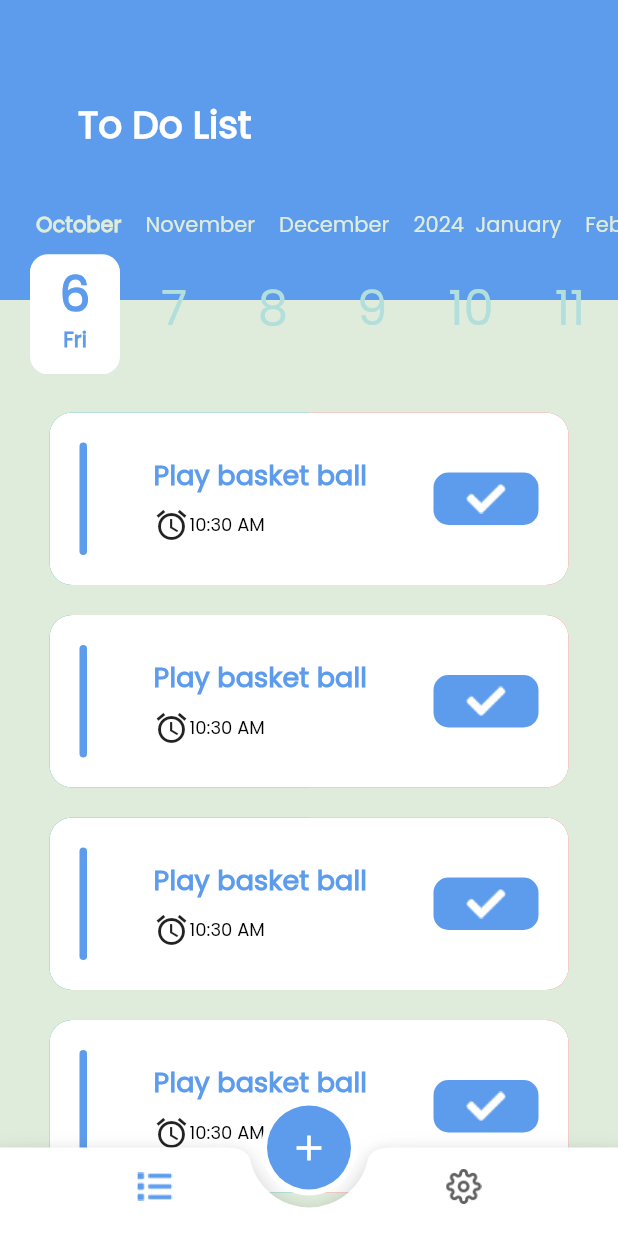
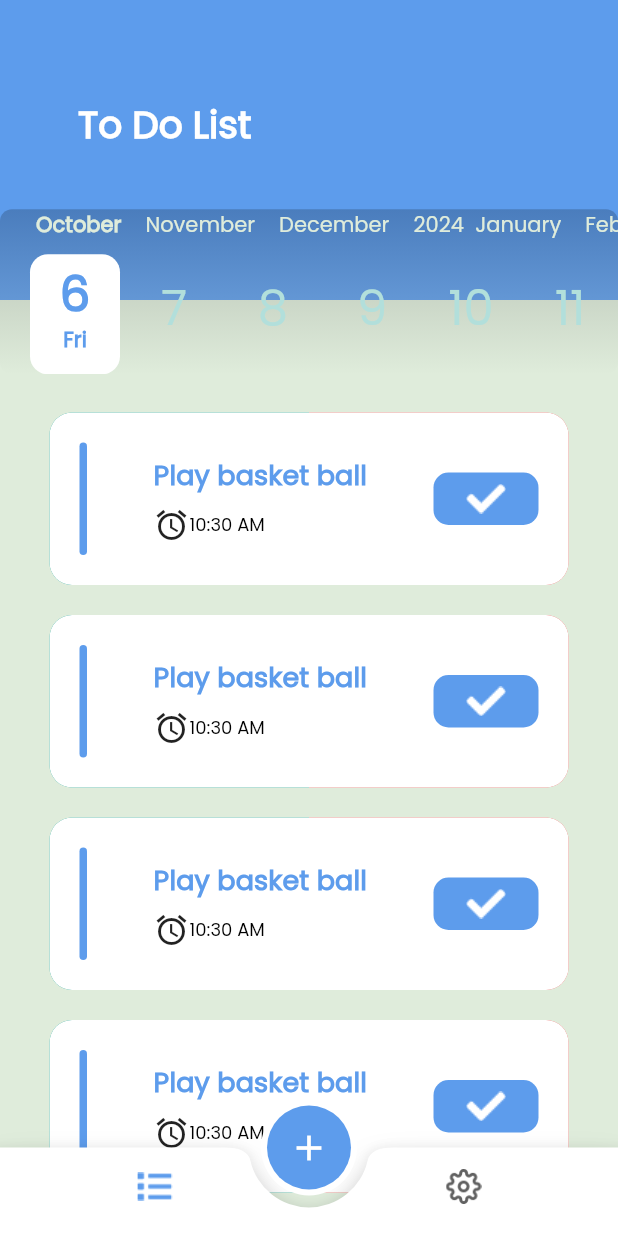
Before and after one commit to bstawy/To-Do, a Flutter app: the screen it shows after launch, on a phone screen of 412 x 824 dp. Run offline on Flutter 3.47's test engine with Material 2 defaults, Android fonts, the phone set to English and light mode, and no system bars; drawn by our look-alikes of calendar_timeline, flutter_slidable.

Commit message:
enhance home UI

```diff
--- a/lib/pages/home_view/home_view.dart
+++ b/lib/pages/home_view/home_view.dart
@@ -28,7 +28,20 @@ class HomeView extends StatelessWidget {
                 style: theme.textTheme.titleLarge,
               ),
             ),
-            CalendarTimeline(
+            Container(
+              decoration: BoxDecoration(
+                color: Colors.white.withOpacity(0.2),
+                gradient: LinearGradient(
+                  colors: [
+                    Colors.black,
+                    theme.colorScheme.secondary,
+                  ],
+                  begin: Alignment.topCenter,
+                  end: Alignment.bottomCenter,
+                ),
+                borderRadius: BorderRadius.circular(8),
+              ),
+              child: CalendarTimeline(
                 initialDate: DateTime.now(),
                 firstDate: DateTime.now(),
                 lastDate: DateTime(2024, 12, 31),
@@ -40,6 +53,7 @@ class HomeView extends StatelessWidget {
                 activeBackgroundDayColor: Colors.white,
                 dotsColor: Colors.white,
               ),
+            ),
           ],
         ),
         const SizedBox(
@@ -49,6 +63,9 @@ class HomeView extends StatelessWidget {
           child: ListView.builder(
             itemBuilder: (context, index) => const TaskItem(),
             itemCount: 10,
+            padding: const EdgeInsets.only(
+              top: 0,
+            )
           ),
         )
       ],
```
Lines whose indentation alone changed are shown as unchanged.
